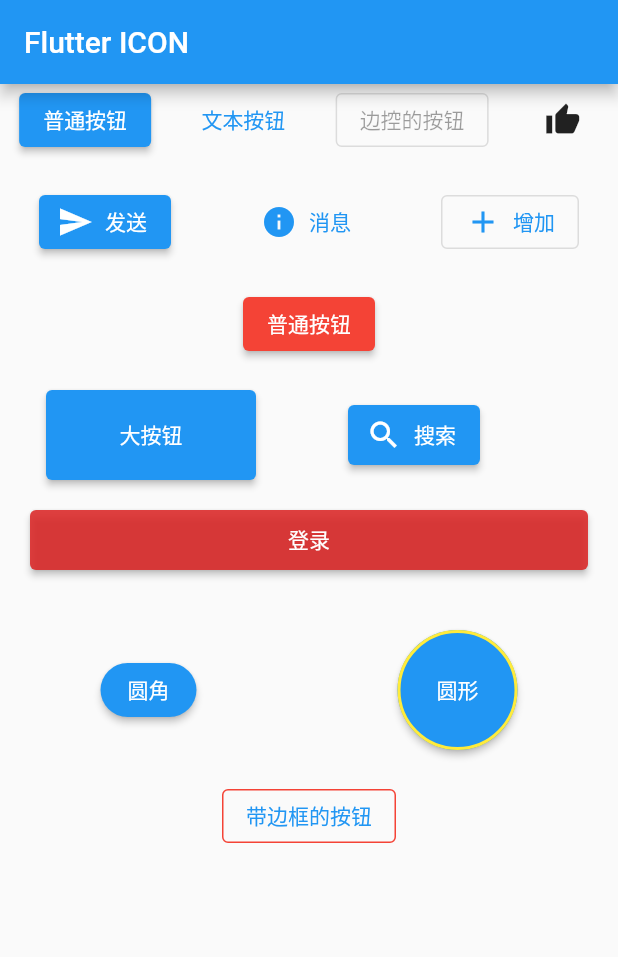
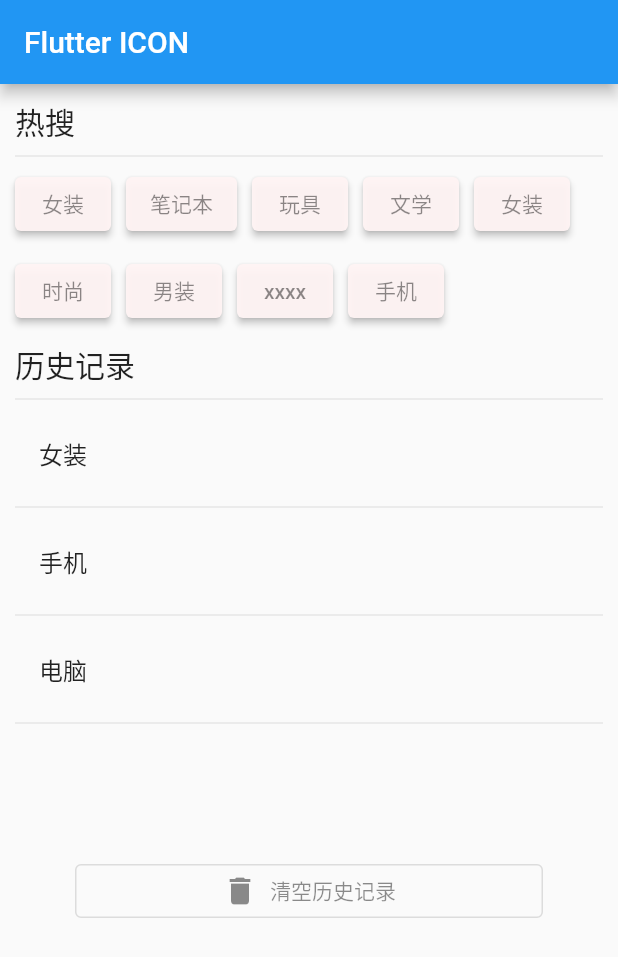
Before and after one commit to imnfeng/nfeng-flutter-demo, a Flutter app: the screen it shows after launch, on a phone screen of 412 x 824 dp. Shown: the top 957 px of the screen. Run offline on Flutter 3.47's test engine with Material 2 defaults, Android fonts, the phone set to English and light mode, and no system bars.

Commit message:
feat: Wrap

```diff
--- a/lib/main.dart
+++ b/lib/main.dart
@@ -21,168 +21,90 @@ class MyApp extends StatelessWidget {
   }
 }
 
+class Button extends StatelessWidget {
+  String text;
+  void Function()? onPressed;
+  Button(this.text, {Key? key, required this.onPressed}) : super(key: key);
+
+  @override
+  Widget build(BuildContext context) {
+    return ElevatedButton(
+      style: ButtonStyle(
+        backgroundColor: MaterialStateProperty.all(
+          const Color.fromARGB(242, 255, 244, 244),
+        ),
+        foregroundColor: MaterialStateProperty.all(Colors.black45),
+      ),
+      onPressed: () {},
+      child: Text(text),
+    );
+  }
+}
+
 class LayoutDemo extends StatelessWidget {
   const LayoutDemo({super.key});
 
   @override
   Widget build(BuildContext context) {
     return ListView(
+      padding: const EdgeInsets.all(10),
       children: [
         Row(
-          mainAxisAlignment: MainAxisAlignment.spaceAround,
           children: [
-            ElevatedButton(
-              onPressed: () {
-                print("ElevatedButton");
-              },
-              child: const Text("普通按钮"),
-            ),
-            TextButton(onPressed: () {}, child: const Text("文本按钮")),
-            const OutlinedButton(onPressed: null, child: Text("边控的按钮")),
-            IconButton(onPressed: () {}, icon: const Icon(Icons.thumb_up))
-          ],
-        ),
-        const SizedBox(
-          height: 20,
-        ),
-        Row(
-          mainAxisAlignment: MainAxisAlignment.spaceAround,
-          children: [
-            ElevatedButton.icon(
-              onPressed: () {},
-              icon: const Icon(Icons.send),
-              label: const Text("发送"),
-            ),
-            TextButton.icon(
-              onPressed: () {},
-              icon: const Icon(Icons.info),
-              label: const Text("消息"),
-            ),
-            OutlinedButton.icon(
-              onPressed: () {},
-              icon: const Icon(Icons.add),
-              label: const Text("增加"),
+            Text(
+              "热搜",
+              style: Theme.of(context).textTheme.titleLarge,
             )
           ],
         ),
-        const SizedBox(
-          height: 20,
+        const Divider(),
+        Wrap(
+          spacing: 10,
+          runSpacing: 10,
+          children: [
+            Button("女装", onPressed: () {}),
+            Button("笔记本", onPressed: () {}),
+            Button("玩具", onPressed: () {}),
+            Button("文学", onPressed: () {}),
+            Button("女装", onPressed: () {}),
+            Button("时尚", onPressed: () {}),
+            Button("男装", onPressed: () {}),
+            Button("xxxx", onPressed: () {}),
+            Button("手机", onPressed: () {}),
+          ],
         ),
+        const SizedBox(height: 10),
         Row(
-          mainAxisAlignment: MainAxisAlignment.spaceAround,
           children: [
-            ElevatedButton(
-              style: ButtonStyle(
-                backgroundColor: MaterialStateProperty.all(Colors.red),
-                foregroundColor: MaterialStateProperty.all(Colors.white),
-              ),
-              onPressed: () {
-                print("ElevatedButton");
-              },
-              child: const Text("普通按钮"),
+            Text(
+              "历史记录",
+              style: Theme.of(context).textTheme.titleLarge,
             )
           ],
         ),
-        const SizedBox(
-          height: 20,
-        ),
-        Row(
-          mainAxisAlignment: MainAxisAlignment.spaceAround,
-          children: [
-            SizedBox(
-              height: 60,
-              width: 140,
-              child: ElevatedButton(
-                onPressed: () {},
-                child: const Text("大按钮"),
-              ),
-            ),
-            SizedBox(
-              height: 40,
-              child: ElevatedButton.icon(
-                onPressed: () {},
-                icon: const Icon(Icons.search),
-                label: const Text("搜索"),
-              ),
-            ),
-            const SizedBox(
-              height: 20,
-            ),
+        const Divider(),
+        Column(
+          children: const [
+            ListTile(title: Text("女装")),
+            Divider(),
+            ListTile(title: Text("手机")),
+            Divider(),
+            ListTile(title: Text("电脑")),
+            Divider(),
           ],
         ),
-        Row(
-          children: [
-            Expanded(
-              flex: 1,
-              child: Container(
-                margin: const EdgeInsets.all(20),
-                height: 40,
-                child: ElevatedButton(
-                  onPressed: () {},
-                  style: ButtonStyle(
-                      backgroundColor: MaterialStateProperty.all(
-                          const Color.fromARGB(220, 219, 35, 35)),
-                      foregroundColor: MaterialStateProperty.all(Colors.white)),
-                  child: const Text("登录"),
-                ),
-              ),
-            )
-          ],
+        const SizedBox(height: 40),
+        Padding(
+          padding: const EdgeInsets.all(40),
+          child: OutlinedButton.icon(
+            style: ButtonStyle(
+              foregroundColor: MaterialStateProperty.all(Colors.black45),
+            ),
+            onPressed: () {},
+            icon: const Icon(Icons.delete),
+            label: const Text("清空历史记录"),
+          ),
         ),
-        const SizedBox(
-          height: 20,
-        ),
-        Row(
-          mainAxisAlignment: MainAxisAlignment.spaceAround,
-          children: [
-            ElevatedButton(
-              style: ButtonStyle(
-                shape: MaterialStateProperty.all(
-                  RoundedRectangleBorder(
-                    borderRadius: BorderRadius.circular(20),
-                  ),
-                ),
-              ),
-              onPressed: () {},
-              child: const Text("圆角"),
-            ),
-            SizedBox(
-              height: 80,
-              width: 80,
-              child: ElevatedButton(
-                style: ButtonStyle(
-                  shape: MaterialStateProperty.all(
-                    const CircleBorder(
-                      side: BorderSide(
-                        width: 2,
-                        color: Colors.yellow,
-                      ),
-                    ),
-                  ),
-                ),
-                onPressed: () {},
-                child: const Text("圆形"),
-              ),
-            ),
-          ],
-        ),
-        const SizedBox(
-          height: 20,
-        ),
-        Row(
-          mainAxisAlignment: MainAxisAlignment.center,
-          children: [
-            OutlinedButton(
-              style: ButtonStyle(
-                side: MaterialStateProperty.all(
-                  const BorderSide(width: 1, color: Colors.red),
-                ),
-              ),
-              onPressed: () {},
-              child: const Text("带边框的按钮"),
-            )
-          ],
-        )
       ],
     );
   }
```
